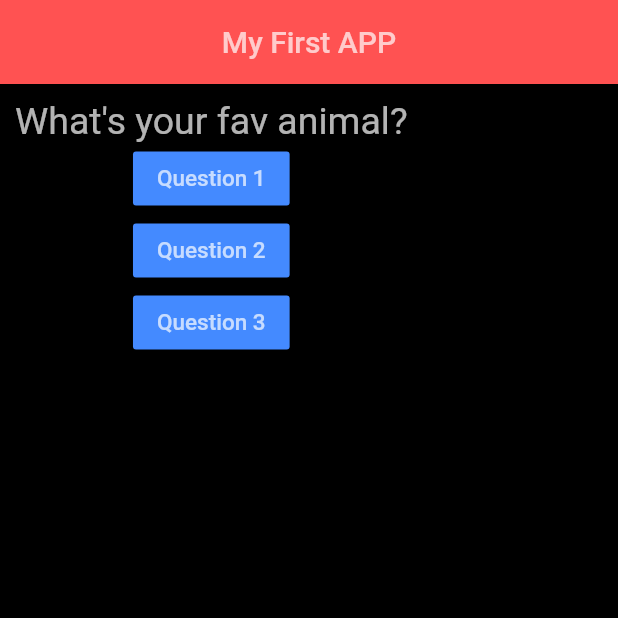
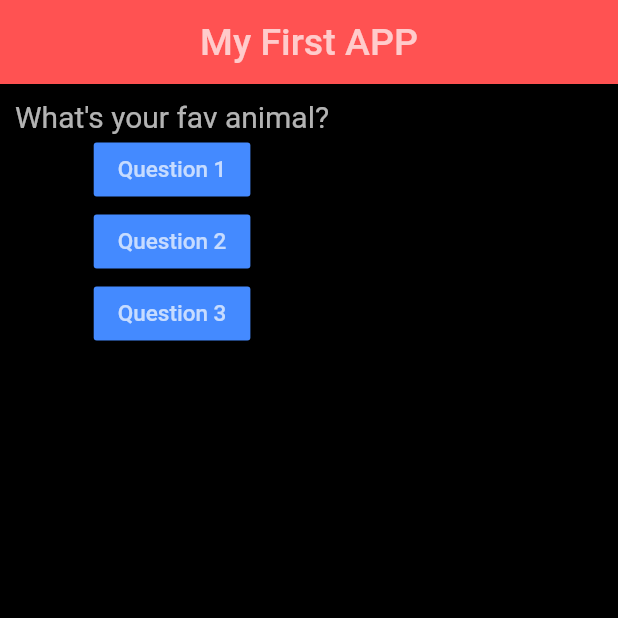
Before and after one commit to MaheshBharadwaj/AndroidApps, a Flutter app: the screen it shows after launch, after a tap on "Question 1", on a phone screen of 412 x 824 dp, the top half of it. Run offline on Flutter 3.47's test engine with Material 2 defaults, Android fonts, the phone set to English and light mode, and no system bars.

Commit message:
Added Question.dart

```diff
--- a/quiz_app/lib/App.dart
+++ b/quiz_app/lib/App.dart
@@ -1,4 +1,5 @@
 import 'package:flutter/material.dart';
+import 'Question.dart';
 
 class MyApp extends StatefulWidget {
   State<StatefulWidget> createState() {
@@ -7,12 +8,12 @@ class MyApp extends StatefulWidget {
 }
 
 class MyAppState extends State<MyApp> {
-  var questions = ['What\'s your fav color?', 'What\'s your fav animal?'];
-  var index = 0;
+  var _questions = ['What\'s your fav color?', 'What\'s your fav animal?'];
+  var _index = 0;
 
   void buttonClicked() {
     setState(() {
-      index = (index + 1) % 2;
+      _index = (_index + 1) % 2;
     });
     print('Button Clicked!');
   }
@@ -25,7 +26,10 @@ class MyAppState extends State<MyApp> {
           title: Text(
             "My First APP",
             textAlign: TextAlign.center,
-          style: TextStyle(color: Colors.white70),
+            style: TextStyle(
+              color: Colors.white70,
+              fontSize: 25.0,
+            ),
           ),
           centerTitle: true,
           backgroundColor: Colors.redAccent,
@@ -34,12 +38,8 @@ class MyAppState extends State<MyApp> {
         body: Container(
           child: Column(
             children: <Widget>[
-            Text(
-              questions[index],
-              style: TextStyle(
-                color: Colors.white70,
-                fontSize: 25.0,
-              ),
+              Question(
+                _questions[_index],
               ),
               RaisedButton(
                 color: Colors.blueAccent,
@@ -72,6 +72,7 @@ class MyAppState extends State<MyApp> {
           ),
           padding: EdgeInsets.all(10.0),
         ),
-    ));
+      ),
+    );
   }
 }
--- /dev/null
+++ b/quiz_app/lib/Question.dart
@@ -0,0 +1,18 @@
+import 'package:flutter/material.dart';
+
+class Question extends StatelessWidget {
+  final String _qText;
+
+  Question(this._qText);
+
+  @override
+  Widget build(BuildContext context) {
+    return Text(
+      _qText,
+      style: TextStyle(
+        color: Colors.white70,
+        fontSize: 20.0,
+      ),
+    );
+  }
+}
```
Lines whose indentation alone changed are shown as unchanged.
